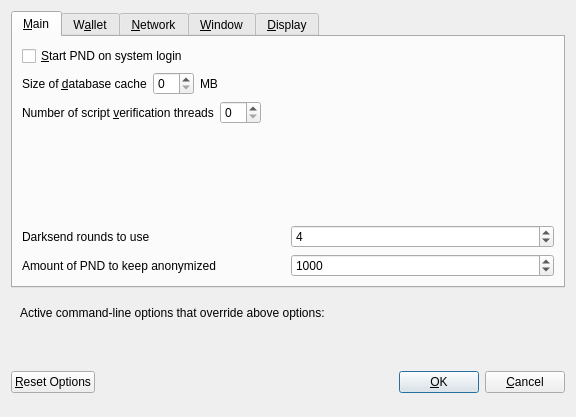
Old version of the form src/qt/forms/optionsdialog.ui in the repository cryptoghass/source-V1.2.
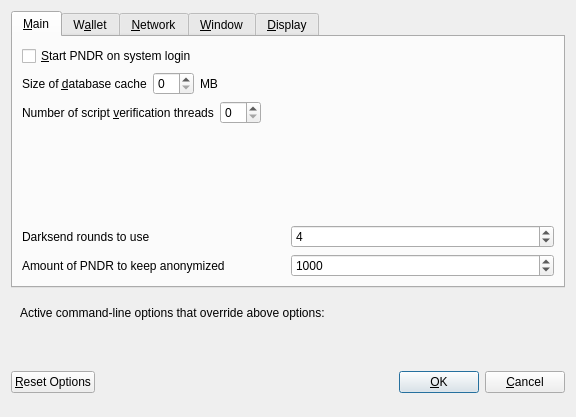
New version of the form. Custom widgets are drawn as their Qt base class.

What changed in the file:
```diff
--- a/src/qt/forms/optionsdialog.ui
+++ b/src/qt/forms/optionsdialog.ui
@@ -33,7 +33,7 @@
           <string>Automatically start PND after logging in to the system.</string>
          </property>
          <property name="text">
-          <string>&amp;Start PND on system login</string>
+          <string>&amp;Start PNDR on system login</string>
          </property>
         </widget>
        </item>
@@ -177,7 +177,7 @@
             <string notr="true"/>
            </property>
            <property name="text">
-            <string>Amount of PND to keep anonymized</string>
+            <string>Amount of PNDR to keep anonymized</string>
            </property>
           </widget>
          </item>
```
Left out of the diff: 10 changed lines with no effect on the pictures.
